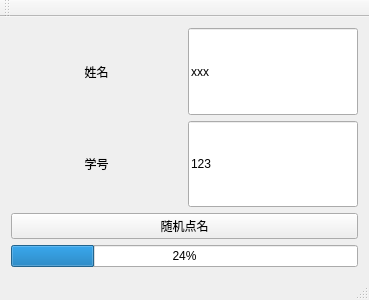
The window that qt_excel/mainwindow.ui (42735654/sbt_uart_gui) describes before a commit, drawn with Qt 5.
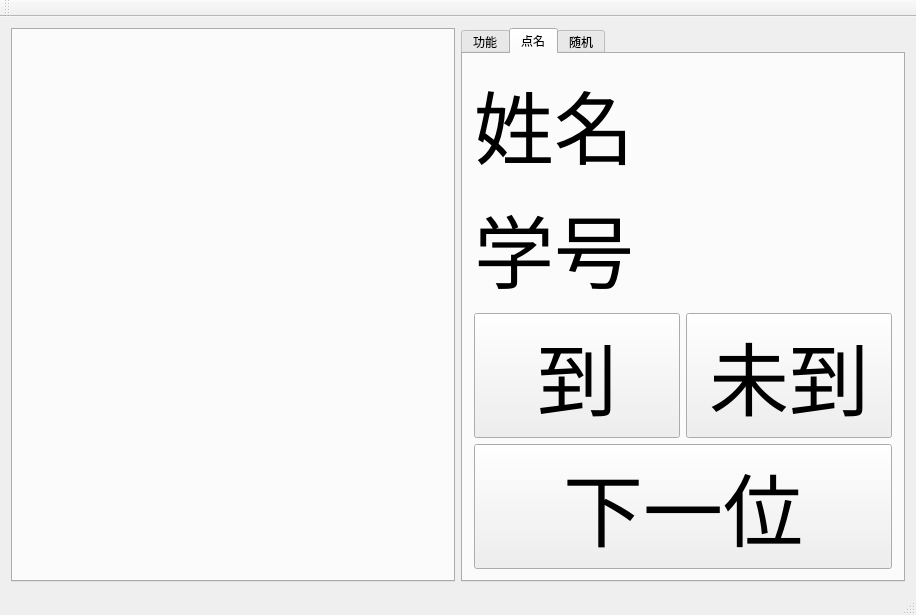
The same window after the commit. The open tabs and pages were chosen to show the change.

Diff of the .ui file:
```diff
--- a/qt_excel/mainwindow.ui
+++ b/qt_excel/mainwindow.ui
@@ -6,10 +6,16 @@
    <rect>
     <x>0</x>
     <y>0</y>
-    <width>369</width>
-    <height>300</height>
+    <width>916</width>
+    <height>515</height>
    </rect>
   </property>
+  <property name="sizePolicy">
+   <sizepolicy hsizetype="Ignored" vsizetype="Ignored">
+    <horstretch>0</horstretch>
+    <verstretch>0</verstretch>
+   </sizepolicy>
+  </property>
   <property name="windowTitle">
    <string>MainWindow</string>
   </property>
@@ -17,104 +23,251 @@
    <layout class="QGridLayout" name="gridLayout_2">
     <item row="0" column="0">
      <layout class="QGridLayout" name="gridLayout">
-      <item row="1" column="0">
-       <widget class="QLabel" name="label_3">
-        <property name="sizePolicy">
-         <sizepolicy hsizetype="Preferred" vsizetype="Expanding">
-          <horstretch>0</horstretch>
-          <verstretch>0</verstretch>
-         </sizepolicy>
-        </property>
-        <property name="layoutDirection">
-         <enum>Qt::LeftToRight</enum>
-        </property>
-        <property name="text">
-         <string>学号</string>
-        </property>
-        <property name="textFormat">
-         <enum>Qt::PlainText</enum>
-        </property>
-        <property name="alignment">
-         <set>Qt::AlignCenter</set>
-        </property>
-       </widget>
-      </item>
-      <item row="2" column="0" colspan="2">
-       <widget class="QPushButton" name="pushButton">
-        <property name="sizePolicy">
-         <sizepolicy hsizetype="Minimum" vsizetype="Fixed">
-          <horstretch>0</horstretch>
-          <verstretch>0</verstretch>
-         </sizepolicy>
-        </property>
-        <property name="text">
-         <string>随机点名</string>
-        </property>
-       </widget>
-      </item>
-      <item row="1" column="1">
-       <widget class="QLineEdit" name="lineEdit">
-        <property name="sizePolicy">
-         <sizepolicy hsizetype="Ignored" vsizetype="Expanding">
-          <horstretch>0</horstretch>
-          <verstretch>0</verstretch>
-         </sizepolicy>
-        </property>
-        <property name="text">
-         <string>123</string>
-        </property>
-       </widget>
-      </item>
-      <item row="0" column="0">
-       <widget class="QLabel" name="label_4">
-        <property name="sizePolicy">
-         <sizepolicy hsizetype="Preferred" vsizetype="Expanding">
-          <horstretch>0</horstretch>
-          <verstretch>0</verstretch>
-         </sizepolicy>
-        </property>
-        <property name="layoutDirection">
-         <enum>Qt::LeftToRight</enum>
-        </property>
-        <property name="text">
-         <string>姓名</string>
-        </property>
-        <property name="textFormat">
-         <enum>Qt::PlainText</enum>
-        </property>
-        <property name="alignment">
-         <set>Qt::AlignCenter</set>
-        </property>
-       </widget>
-      </item>
       <item row="0" column="1">
-       <widget class="QLineEdit" name="lineEdit_2">
+       <widget class="QTabWidget" name="func_table">
         <property name="sizePolicy">
          <sizepolicy hsizetype="Ignored" vsizetype="Expanding">
           <horstretch>0</horstretch>
           <verstretch>0</verstretch>
          </sizepolicy>
         </property>
-        <property name="text">
-         <string>xxx</string>
+        <property name="currentIndex">
+         <number>2</number>
+        </property>
+        <widget class="QWidget" name="main_tab">
+         <attribute name="title">
+          <string>功能</string>
+         </attribute>
+         <layout class="QVBoxLayout" name="verticalLayout_2">
+          <item>
+           <layout class="QVBoxLayout" name="verticalLayout">
+            <item>
+             <widget class="QPushButton" name="every_pb">
+              <property name="sizePolicy">
+               <sizepolicy hsizetype="Expanding" vsizetype="Expanding">
+                <horstretch>0</horstretch>
+                <verstretch>0</verstretch>
+               </sizepolicy>
+              </property>
+              <property name="font">
+               <font>
+                <pointsize>60</pointsize>
+               </font>
+              </property>
+              <property name="text">
+               <string>点名</string>
+              </property>
+             </widget>
+            </item>
+            <item>
+             <widget class="QPushButton" name="anyone_pb">
+              <property name="sizePolicy">
+               <sizepolicy hsizetype="Expanding" vsizetype="Expanding">
+                <horstretch>0</horstretch>
+                <verstretch>0</verstretch>
+               </sizepolicy>
+              </property>
+              <property name="font">
+               <font>
+                <pointsize>60</pointsize>
+               </font>
+              </property>
+              <property name="text">
+               <string>随机</string>
+              </property>
+             </widget>
+            </item>
+           </layout>
+          </item>
+         </layout>
+        </widget>
+        <widget class="QWidget" name="every_tab">
+         <attribute name="title">
+          <string>点名</string>
+         </attribute>
+         <layout class="QGridLayout" name="gridLayout_3">
+          <item row="0" column="0">
+           <layout class="QGridLayout" name="gridLayout_4">
+            <item row="1" column="0" colspan="2">
+             <widget class="QLabel" name="label_2">
+              <property name="sizePolicy">
+               <sizepolicy hsizetype="Preferred" vsizetype="Expanding">
+                <horstretch>0</horstretch>
+                <verstretch>0</verstretch>
+               </sizepolicy>
+              </property>
+              <property name="font">
+               <font>
+                <pointsize>60</pointsize>
+               </font>
+              </property>
+              <property name="text">
+               <string>学号</string>
+              </property>
+             </widget>
+            </item>
+            <item row="3" column="1">
+             <widget class="QPushButton" name="nothere_pb">
+              <property name="sizePolicy">
+               <sizepolicy hsizetype="Minimum" vsizetype="Expanding">
+                <horstretch>0</horstretch>
+                <verstretch>0</verstretch>
+               </sizepolicy>
+              </property>
+              <property name="font">
+               <font>
+                <pointsize>60</pointsize>
+               </font>
+              </property>
+              <property name="text">
+               <string>未到</string>
+              </property>
+             </widget>
+            </item>
+            <item row="0" column="0" colspan="2">
+             <widget class="QLabel" name="label">
+              <property name="sizePolicy">
+               <sizepolicy hsizetype="Preferred" vsizetype="Expanding">
+                <horstretch>0</horstretch>
+                <verstretch>0</verstretch>
+               </sizepolicy>
+              </property>
+              <property name="font">
+               <font>
+                <pointsize>60</pointsize>
+               </font>
+              </property>
+              <property name="text">
+               <string>姓名</string>
+              </property>
+             </widget>
+            </item>
+            <item row="3" column="0">
+             <widget class="QPushButton" name="here_pb">
+              <property name="sizePolicy">
+               <sizepolicy hsizetype="Minimum" vsizetype="Expanding">
+                <horstretch>0</horstretch>
+                <verstretch>0</verstretch>
+               </sizepolicy>
+              </property>
+              <property name="font">
+               <font>
+                <pointsize>60</pointsize>
+               </font>
+              </property>
+              <property name="text">
+               <string>到</string>
+              </property>
+             </widget>
+            </item>
+            <item row="4" column="0" colspan="2">
+             <widget class="QPushButton" name="next_pb">
+              <property name="sizePolicy">
+               <sizepolicy hsizetype="Minimum" vsizetype="MinimumExpanding">
+                <horstretch>0</horstretch>
+                <verstretch>0</verstretch>
+               </sizepolicy>
+              </property>
+              <property name="font">
+               <font>
+                <pointsize>60</pointsize>
+               </font>
+              </property>
+              <property name="text">
+               <string>下一位</string>
+              </property>
+             </widget>
+            </item>
+           </layout>
+          </item>
+         </layout>
+        </widget>
+        <widget class="QWidget" name="any_tab">
+         <attribute name="title">
+          <string>随机</string>
+         </attribute>
+         <layout class="QGridLayout" name="gridLayout_5">
+          <item row="0" column="0">
+           <layout class="QVBoxLayout" name="verticalLayout_3">
+            <item>
+             <widget class="QLabel" name="rand_name_label">
+              <property name="sizePolicy">
+               <sizepolicy hsizetype="Expanding" vsizetype="Expanding">
+                <horstretch>0</horstretch>
+                <verstretch>0</verstretch>
+               </sizepolicy>
+              </property>
+              <property name="font">
+               <font>
+                <pointsize>60</pointsize>
+               </font>
+              </property>
+              <property name="text">
+               <string>姓名</string>
+              </property>
+              <property name="textFormat">
+               <enum>Qt::RichText</enum>
+              </property>
+             </widget>
+            </item>
+            <item>
+             <widget class="QLabel" name="rand_num_label">
+              <property name="sizePolicy">
+               <sizepolicy hsizetype="Preferred" vsizetype="Expanding">
+                <horstretch>0</horstretch>
+                <verstretch>0</verstretch>
+               </sizepolicy>
+              </property>
+              <property name="font">
+               <font>
+                <pointsize>60</pointsize>
+               </font>
+              </property>
+              <property name="text">
+               <string>学号</string>
+              </property>
+             </widget>
+            </item>
+            <item>
+             <widget class="QPushButton" name="rand_pb">
+              <property name="sizePolicy">
+               <sizepolicy hsizetype="Minimum" vsizetype="Expanding">
+                <horstretch>0</horstretch>
+                <verstretch>0</verstretch>
+               </sizepolicy>
+              </property>
+              <property name="font">
+               <font>
+                <family>楷体</family>
+                <pointsize>60</pointsize>
+               </font>
+              </property>
+              <property name="text">
+               <string>随机</string>
+              </property>
+             </widget>
+            </item>
+           </layout>
+          </item>
+         </layout>
+        </widget>
+       </widget>
+      </item>
+      <item row="0" column="0">
+       <widget class="QTabWidget" name="list_table">
+        <property name="sizePolicy">
+         <sizepolicy hsizetype="Ignored" vsizetype="Ignored">
+          <horstretch>0</horstretch>
+          <verstretch>0</verstretch>
+         </sizepolicy>
+        </property>
+        <property name="currentIndex">
+         <number>-1</number>
         </property>
        </widget>
       </item>
      </layout>
     </item>
-    <item row="1" column="0">
-     <widget class="QProgressBar" name="progressBar">
-      <property name="sizePolicy">
-       <sizepolicy hsizetype="Expanding" vsizetype="Fixed">
-        <horstretch>0</horstretch>
-        <verstretch>0</verstretch>
-       </sizepolicy>
-      </property>
-      <property name="value">
-       <number>24</number>
-      </property>
-     </widget>
-    </item>
    </layout>
   </widget>
   <widget class="QMenuBar" name="menuBar">
```
Left out of the diff: 2 changed lines with no effect on the pictures.
